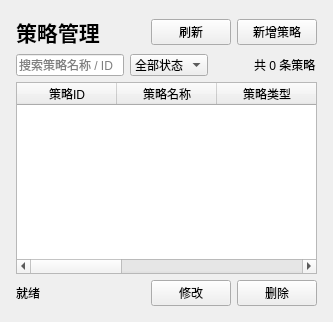
First picture: the form in Mary/components/CViewStrategySettings.ui, repository fengwanggangx/Mary, before the edit.
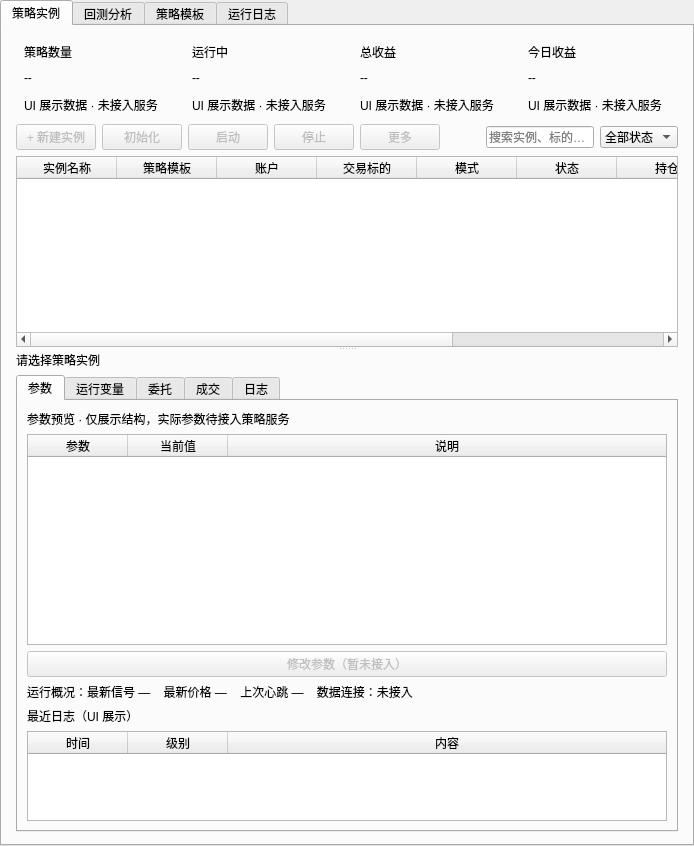
Second picture: the form after the edit.

```diff
--- a/Mary/components/CViewStrategySettings.ui
+++ b/Mary/components/CViewStrategySettings.ui
@@ -1,30 +1,686 @@
 <?xml version="1.0" encoding="UTF-8"?>
 <ui version="4.0">
- <class>CViewStrategySettingsClass</class>
- <widget class="QWidget" name="CViewStrategySettingsClass">
-  <property name="windowTitle"><string>策略管理</string></property>
-  <layout class="QVBoxLayout" name="rootLayout">
-   <property name="leftMargin"><number>16</number></property><property name="topMargin"><number>16</number></property><property name="rightMargin"><number>16</number></property><property name="bottomMargin"><number>16</number></property>
-   <item><layout class="QHBoxLayout" name="titleLayout">
-    <item><widget class="QLabel" name="titleLabel"><property name="font"><font><pointsize>16</pointsize><bold>true</bold></font></property><property name="text"><string>策略管理</string></property></widget></item>
-    <item><spacer name="titleSpacer"><property name="orientation"><enum>Qt::Orientation::Horizontal</enum></property><property name="sizeHint" stdset="0"><size><width>40</width><height>20</height></size></property></spacer></item>
-    <item><widget class="QPushButton" name="refreshButton"><property name="text"><string>刷新</string></property></widget></item>
-    <item><widget class="QPushButton" name="addButton"><property name="text"><string>新增策略</string></property></widget></item>
-   </layout></item>
-   <item><layout class="QHBoxLayout" name="filterLayout">
-    <item><widget class="QLineEdit" name="searchEdit"><property name="placeholderText"><string>搜索策略名称 / ID</string></property><property name="clearButtonEnabled"><bool>true</bool></property></widget></item>
-    <item><widget class="QComboBox" name="statusCombo"><item><property name="text"><string>全部状态</string></property></item><item><property name="text"><string>已启用</string></property></item><item><property name="text"><string>已停用</string></property></item></widget></item>
-    <item><spacer name="filterSpacer"><property name="orientation"><enum>Qt::Orientation::Horizontal</enum></property><property name="sizeHint" stdset="0"><size><width>40</width><height>20</height></size></property></spacer></item>
-    <item><widget class="QLabel" name="countLabel"><property name="text"><string>共 0 条策略</string></property></widget></item>
-   </layout></item>
-   <item><widget class="QTableWidget" name="strategyTable">
-    <property name="alternatingRowColors"><bool>true</bool></property><property name="selectionBehavior"><enum>QAbstractItemView::SelectionBehavior::SelectRows</enum></property><property name="selectionMode"><enum>QAbstractItemView::SelectionMode::SingleSelection</enum></property><property name="editTriggers"><set>QAbstractItemView::EditTrigger::NoEditTriggers</set></property><property name="columnCount"><number>6</number></property>
-    <column><property name="text"><string>策略ID</string></property></column><column><property name="text"><string>策略名称</string></property></column><column><property name="text"><string>策略类型</string></property></column><column><property name="text"><string>订阅标的</string></property></column><column><property name="text"><string>状态</string></property></column><column><property name="text"><string>自动启动</string></property></column>
-   </widget></item>
-   <item><layout class="QHBoxLayout" name="actionLayout">
-    <item><widget class="QLabel" name="statusLabel"><property name="text"><string>就绪</string></property></widget></item><item><spacer name="actionSpacer"><property name="orientation"><enum>Qt::Orientation::Horizontal</enum></property><property name="sizeHint" stdset="0"><size><width>40</width><height>20</height></size></property></spacer></item><item><widget class="QPushButton" name="modifyButton"><property name="text"><string>修改</string></property></widget></item><item><widget class="QPushButton" name="deleteButton"><property name="text"><string>删除</string></property></widget></item>
-   </layout></item>
-  </layout>
- </widget>
- <resources/><connections/>
+	<class>CViewStrategySettingsClass</class>
+	<widget class="QWidget" name="strategyManagementPage">
+		<layout class="QVBoxLayout" name="rootLayout">
+			<property name="leftMargin">
+				<number>0</number>
+			</property>
+			<property name="topMargin">
+				<number>0</number>
+			</property>
+			<property name="rightMargin">
+				<number>0</number>
+			</property>
+			<property name="bottomMargin">
+				<number>0</number>
+			</property>
+			<property name="spacing">
+				<number>0</number>
+			</property>
+			<item>
+				<widget class="QTabWidget" name="strategyTabs">
+					<widget class="QWidget" name="instancesPage">
+						<attribute name="title">
+							<string>策略实例</string>
+						</attribute>
+						<layout class="QVBoxLayout" name="instancesLayout" stretch="0,0,1">
+							<property name="leftMargin">
+								<number>14</number>
+							</property>
+							<property name="topMargin">
+								<number>12</number>
+							</property>
+							<property name="rightMargin">
+								<number>14</number>
+							</property>
+							<property name="bottomMargin">
+								<number>12</number>
+							</property>
+							<item>
+								<layout class="QHBoxLayout" name="metricsLayout" stretch="1,1,1,1">
+									<property name="spacing">
+										<number>10</number>
+									</property>
+									<item>
+										<widget class="QFrame" name="strategyCountCard">
+											<property name="summaryCard" stdset="0">
+												<bool>true</bool>
+											</property>
+											<property name="minimumSize">
+												<size>
+													<width>0</width>
+													<height>80</height>
+												</size>
+											</property>
+											<property name="maximumSize">
+												<size>
+													<width>16777215</width>
+													<height>80</height>
+												</size>
+											</property>
+											<layout class="QVBoxLayout" name="strategyCountLayout">
+												<property name="leftMargin">
+													<number>8</number>
+												</property>
+												<property name="topMargin">
+													<number>1</number>
+												</property>
+												<property name="rightMargin">
+													<number>8</number>
+												</property>
+												<property name="bottomMargin">
+													<number>1</number>
+												</property>
+												<property name="spacing">
+													<number>1</number>
+												</property>
+												<item>
+													<widget class="QLabel" name="strategyCountTitle">
+														<property name="text">
+															<string>策略数量</string>
+														</property>
+													</widget>
+												</item>
+												<item>
+													<widget class="QLabel" name="strategyCountValue">
+														<property name="text">
+															<string>--</string>
+														</property>
+														<property name="strategyMetric" stdset="0">
+															<bool>true</bool>
+														</property>
+													</widget>
+												</item>
+												<item>
+													<widget class="QLabel" name="strategyCountHint">
+														<property name="text">
+															<string>UI 展示数据 · 未接入服务</string>
+														</property>
+													</widget>
+												</item>
+											</layout>
+										</widget>
+									</item>
+									<item>
+										<widget class="QFrame" name="runningCountCard">
+											<property name="summaryCard" stdset="0">
+												<bool>true</bool>
+											</property>
+											<property name="minimumSize">
+												<size>
+													<width>0</width>
+													<height>80</height>
+												</size>
+											</property>
+											<property name="maximumSize">
+												<size>
+													<width>16777215</width>
+													<height>80</height>
+												</size>
+											</property>
+											<layout class="QVBoxLayout" name="runningCountLayout">
+												<property name="leftMargin">
+													<number>8</number>
+												</property>
+												<property name="topMargin">
+													<number>1</number>
+												</property>
+												<property name="rightMargin">
+													<number>8</number>
+												</property>
+												<property name="bottomMargin">
+													<number>1</number>
+												</property>
+												<property name="spacing">
+													<number>1</number>
+												</property>
+												<item>
+													<widget class="QLabel" name="runningCountTitle">
+														<property name="text">
+															<string>运行中</string>
+														</property>
+													</widget>
+												</item>
+												<item>
+													<widget class="QLabel" name="runningCountValue">
+														<property name="text">
+															<string>--</string>
+														</property>
+														<property name="strategyMetric" stdset="0">
+															<bool>true</bool>
+														</property>
+														<property name="falling" stdset="0">
+															<bool>true</bool>
+														</property>
+													</widget>
+												</item>
+												<item>
+													<widget class="QLabel" name="runningCountHint">
+														<property name="text">
+															<string>UI 展示数据 · 未接入服务</string>
+														</property>
+													</widget>
+												</item>
+											</layout>
+										</widget>
+									</item>
+									<item>
+										<widget class="QFrame" name="totalProfitCard">
+											<property name="summaryCard" stdset="0">
+												<bool>true</bool>
+											</property>
+											<property name="minimumSize">
+												<size>
+													<width>0</width>
+													<height>80</height>
+												</size>
+											</property>
+											<property name="maximumSize">
+												<size>
+													<width>16777215</width>
+													<height>80</height>
+												</size>
+											</property>
+											<layout class="QVBoxLayout" name="totalProfitLayout">
+												<property name="leftMargin">
+													<number>8</number>
+												</property>
+												<property name="topMargin">
+													<number>1</number>
+												</property>
+												<property name="rightMargin">
+													<number>8</number>
+												</property>
+												<property name="bottomMargin">
+													<number>1</number>
+												</property>
+												<property name="spacing">
+													<number>1</number>
+												</property>
+												<item>
+													<widget class="QLabel" name="totalProfitTitle">
+														<property name="text">
+															<string>总收益</string>
+														</property>
+													</widget>
+												</item>
+												<item>
+													<widget class="QLabel" name="totalProfitValue">
+														<property name="text">
+															<string>--</string>
+														</property>
+														<property name="strategyMetric" stdset="0">
+															<bool>true</bool>
+														</property>
+														<property name="rising" stdset="0">
+															<bool>true</bool>
+														</property>
+													</widget>
+												</item>
+												<item>
+													<widget class="QLabel" name="totalProfitHint">
+														<property name="text">
+															<string>UI 展示数据 · 未接入服务</string>
+														</property>
+													</widget>
+												</item>
+											</layout>
+										</widget>
+									</item>
+									<item>
+										<widget class="QFrame" name="todayProfitCard">
+											<property name="summaryCard" stdset="0">
+												<bool>true</bool>
+											</property>
+											<property name="minimumSize">
+												<size>
+													<width>0</width>
+													<height>80</height>
+												</size>
+											</property>
+											<property name="maximumSize">
+												<size>
+													<width>16777215</width>
+													<height>80</height>
+												</size>
+											</property>
+											<layout class="QVBoxLayout" name="todayProfitLayout">
+												<property name="leftMargin">
+													<number>8</number>
+												</property>
+												<property name="topMargin">
+													<number>1</number>
+												</property>
+												<property name="rightMargin">
+													<number>8</number>
+												</property>
+												<property name="bottomMargin">
+													<number>1</number>
+												</property>
+												<property name="spacing">
+													<number>1</number>
+												</property>
+												<item>
+													<widget class="QLabel" name="todayProfitTitle">
+														<property name="text">
+															<string>今日收益</string>
+														</property>
+													</widget>
+												</item>
+												<item>
+													<widget class="QLabel" name="todayProfitValue">
+														<property name="text">
+															<string>--</string>
+														</property>
+														<property name="strategyMetric" stdset="0">
+															<bool>true</bool>
+														</property>
+														<property name="rising" stdset="0">
+															<bool>true</bool>
+														</property>
+													</widget>
+												</item>
+												<item>
+													<widget class="QLabel" name="todayProfitHint">
+														<property name="text">
+															<string>UI 展示数据 · 未接入服务</string>
+														</property>
+													</widget>
+												</item>
+											</layout>
+										</widget>
+									</item>
+								</layout>
+							</item>
+							<item>
+								<layout class="QHBoxLayout" name="toolbarLayout" stretch="0,0,0,0,0,0,1,0">
+									<item>
+										<widget class="QPushButton" name="newButton">
+											<property name="text">
+												<string>+ 新建实例</string>
+											</property>
+											<property name="enabled">
+												<bool>false</bool>
+											</property>
+											<property name="toolTip">
+												<string>仅 UI 预览，暂未接入策略服务</string>
+											</property>
+										</widget>
+									</item>
+									<item>
+										<widget class="QPushButton" name="initializeButton">
+											<property name="text">
+												<string>初始化</string>
+											</property>
+											<property name="enabled">
+												<bool>false</bool>
+											</property>
+											<property name="toolTip">
+												<string>仅 UI 预览，暂未接入策略服务</string>
+											</property>
+										</widget>
+									</item>
+									<item>
+										<widget class="QPushButton" name="startButton">
+											<property name="text">
+												<string>启动</string>
+											</property>
+											<property name="enabled">
+												<bool>false</bool>
+											</property>
+											<property name="toolTip">
+												<string>仅 UI 预览，暂未接入策略服务</string>
+											</property>
+										</widget>
+									</item>
+									<item>
+										<widget class="QPushButton" name="stopButton">
+											<property name="text">
+												<string>停止</string>
+											</property>
+											<property name="enabled">
+												<bool>false</bool>
+											</property>
+											<property name="toolTip">
+												<string>仅 UI 预览，暂未接入策略服务</string>
+											</property>
+										</widget>
+									</item>
+									<item>
+										<widget class="QPushButton" name="moreButton">
+											<property name="text">
+												<string>更多</string>
+											</property>
+											<property name="enabled">
+												<bool>false</bool>
+											</property>
+											<property name="toolTip">
+												<string>仅 UI 预览，暂未接入策略服务</string>
+											</property>
+										</widget>
+									</item>
+									<item>
+										<spacer name="toolbarSpacer">
+											<property name="orientation">
+												<enum>Qt::Horizontal</enum>
+											</property>
+											<property name="sizeHint">
+												<size>
+													<width>40</width>
+													<height>20</height>
+												</size>
+											</property>
+										</spacer>
+									</item>
+									<item>
+										<widget class="QLineEdit" name="searchEdit">
+											<property name="placeholderText">
+												<string>搜索实例、标的或模板</string>
+											</property>
+											<property name="clearButtonEnabled">
+												<bool>true</bool>
+											</property>
+										</widget>
+									</item>
+									<item>
+										<widget class="QComboBox" name="statusCombo">
+											<item>
+												<property name="text">
+													<string>全部状态</string>
+												</property>
+											</item>
+											<item>
+												<property name="text">
+													<string>运行中</string>
+												</property>
+											</item>
+											<item>
+												<property name="text">
+													<string>已就绪</string>
+												</property>
+											</item>
+											<item>
+												<property name="text">
+													<string>已停止</string>
+												</property>
+											</item>
+											<item>
+												<property name="text">
+													<string>异常</string>
+												</property>
+											</item>
+										</widget>
+									</item>
+								</layout>
+							</item>
+							<item>
+								<widget class="QSplitter" name="detailSplitter">
+									<property name="orientation">
+										<enum>Qt::Vertical</enum>
+									</property>
+									<property name="childrenCollapsible">
+										<bool>false</bool>
+									</property>
+									<widget class="QTableWidget" name="instancesTable">
+										<property name="editTriggers">
+											<set>QAbstractItemView::NoEditTriggers</set>
+										</property>
+										<property name="selectionBehavior">
+											<enum>QAbstractItemView::SelectRows</enum>
+										</property>
+										<property name="selectionMode">
+											<enum>QAbstractItemView::SingleSelection</enum>
+										</property>
+										<property name="alternatingRowColors">
+											<bool>true</bool>
+										</property>
+										<attribute name="verticalHeaderVisible">
+											<bool>false</bool>
+										</attribute>
+										<attribute name="verticalHeaderDefaultSectionSize">
+											<number>30</number>
+										</attribute>
+										<attribute name="horizontalHeaderStretchLastSection">
+											<bool>true</bool>
+										</attribute>
+										<column>
+											<property name="text">
+												<string>实例名称</string>
+											</property>
+										</column>
+										<column>
+											<property name="text">
+												<string>策略模板</string>
+											</property>
+										</column>
+										<column>
+											<property name="text">
+												<string>账户</string>
+											</property>
+										</column>
+										<column>
+											<property name="text">
+												<string>交易标的</string>
+											</property>
+										</column>
+										<column>
+											<property name="text">
+												<string>模式</string>
+											</property>
+										</column>
+										<column>
+											<property name="text">
+												<string>状态</string>
+											</property>
+										</column>
+										<column>
+											<property name="text">
+												<string>持仓</string>
+											</property>
+										</column>
+										<column>
+											<property name="text">
+												<string>今日盈亏</string>
+											</property>
+										</column>
+										<column>
+											<property name="text">
+												<string>更新时间</string>
+											</property>
+										</column>
+									</widget>
+									<widget class="QWidget" name="detailPage">
+										<layout class="QVBoxLayout" name="detailLayout" stretch="0,1">
+											<item>
+												<widget class="QLabel" name="detailsLabel">
+													<property name="text">
+														<string>请选择策略实例</string>
+													</property>
+													<property name="wordWrap">
+														<bool>true</bool>
+													</property>
+												</widget>
+											</item>
+											<item>
+												<widget class="QTabWidget" name="detailsTabs">
+													<widget class="QWidget" name="parametersPage">
+														<attribute name="title">
+															<string>参数</string>
+														</attribute>
+														<layout class="QVBoxLayout" name="parametersLayout" stretch="0,1,0,0,0,0">
+															<item>
+																<widget class="QLabel" name="parametersHint">
+																	<property name="text">
+																		<string>参数预览 · 仅展示结构，实际参数待接入策略服务</string>
+																	</property>
+																</widget>
+															</item>
+															<item>
+																<widget class="QTableWidget" name="parametersTable">
+																	<property name="editTriggers">
+																		<set>QAbstractItemView::NoEditTriggers</set>
+																	</property>
+																	<property name="selectionBehavior">
+																		<enum>QAbstractItemView::SelectRows</enum>
+																	</property>
+																	<property name="selectionMode">
+																		<enum>QAbstractItemView::SingleSelection</enum>
+																	</property>
+																	<property name="alternatingRowColors">
+																		<bool>true</bool>
+																	</property>
+																	<attribute name="verticalHeaderVisible">
+																		<bool>false</bool>
+																	</attribute>
+																	<attribute name="verticalHeaderDefaultSectionSize">
+																		<number>30</number>
+																	</attribute>
+																	<attribute name="horizontalHeaderStretchLastSection">
+																		<bool>true</bool>
+																	</attribute>
+																	<column>
+																		<property name="text">
+																			<string>参数</string>
+																		</property>
+																	</column>
+																	<column>
+																		<property name="text">
+																			<string>当前值</string>
+																		</property>
+																	</column>
+																	<column>
+																		<property name="text">
+																			<string>说明</string>
+																		</property>
+																	</column>
+																</widget>
+															</item>
+															<item>
+																<widget class="QPushButton" name="modifyButton">
+																	<property name="text">
+																		<string>修改参数（暂未接入）</string>
+																	</property>
+																	<property name="enabled">
+																		<bool>false</bool>
+																	</property>
+																	<property name="toolTip">
+																		<string>仅 UI 预览，暂未接入策略服务</string>
+																	</property>
+																</widget>
+															</item>
+															<item>
+																<widget class="QLabel" name="runtimeLabel">
+																	<property name="text">
+																		<string>运行概况：最新信号 —    最新价格 —    上次心跳 —    数据连接：未接入</string>
+																	</property>
+																	<property name="wordWrap">
+																		<bool>true</bool>
+																	</property>
+																</widget>
+															</item>
+															<item>
+																<widget class="QLabel" name="recentLogsLabel">
+																	<property name="text">
+																		<string>最近日志（UI 展示）</string>
+																	</property>
+																</widget>
+															</item>
+															<item>
+																<widget class="QTableWidget" name="logsTable">
+																	<property name="editTriggers">
+																		<set>QAbstractItemView::NoEditTriggers</set>
+																	</property>
+																	<property name="selectionBehavior">
+																		<enum>QAbstractItemView::SelectRows</enum>
+																	</property>
+																	<property name="selectionMode">
+																		<enum>QAbstractItemView::SingleSelection</enum>
+																	</property>
+																	<property name="alternatingRowColors">
+																		<bool>true</bool>
+																	</property>
+																	<attribute name="verticalHeaderVisible">
+																		<bool>false</bool>
+																	</attribute>
+																	<attribute name="verticalHeaderDefaultSectionSize">
+																		<number>30</number>
+																	</attribute>
+																	<attribute name="horizontalHeaderStretchLastSection">
+																		<bool>true</bool>
+																	</attribute>
+																	<column>
+																		<property name="text">
+																			<string>时间</string>
+																		</property>
+																	</column>
+																	<column>
+																		<property name="text">
+																			<string>级别</string>
+																		</property>
+																	</column>
+																	<column>
+																		<property name="text">
+																			<string>内容</string>
+																		</property>
+																	</column>
+																	<property name="maximumSize">
+																		<size>
+																			<width>16777215</width>
+																			<height>90</height>
+																		</size>
+																	</property>
+																</widget>
+															</item>
+														</layout>
+													</widget>
+													<widget class="QWidget" name="detailPlaceholder0">
+														<attribute name="title">
+															<string>运行变量</string>
+														</attribute>
+													</widget>
+													<widget class="QWidget" name="detailPlaceholder1">
+														<attribute name="title">
+															<string>委托</string>
+														</attribute>
+													</widget>
+													<widget class="QWidget" name="detailPlaceholder2">
+														<attribute name="title">
+															<string>成交</string>
+														</attribute>
+													</widget>
+													<widget class="QWidget" name="detailPlaceholder3">
+														<attribute name="title">
+															<string>日志</string>
+														</attribute>
+													</widget>
+												</widget>
+											</item>
+										</layout>
+									</widget>
+								</widget>
+							</item>
+						</layout>
+					</widget>
+					<widget class="QWidget" name="strategyPlaceholder0">
+						<attribute name="title">
+							<string>回测分析</string>
+						</attribute>
+					</widget>
+					<widget class="QWidget" name="strategyPlaceholder1">
+						<attribute name="title">
+							<string>策略模板</string>
+						</attribute>
+					</widget>
+					<widget class="QWidget" name="strategyPlaceholder2">
+						<attribute name="title">
+							<string>运行日志</string>
+						</attribute>
+					</widget>
+				</widget>
+			</item>
+		</layout>
+	</widget>
+	<resources />
+	<connections />
 </ui>
```
Left out of the diff: 2 changed lines with no effect on the pictures.
